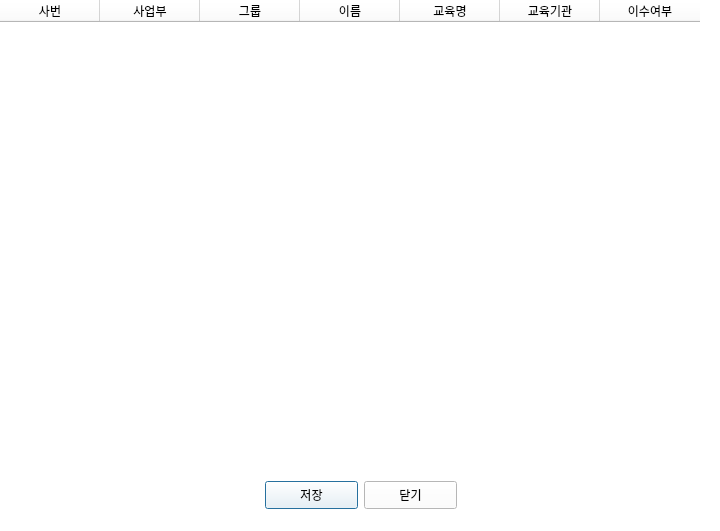
hyeona-jeong/HRIS, file add_edu.ui: the form before one commit.
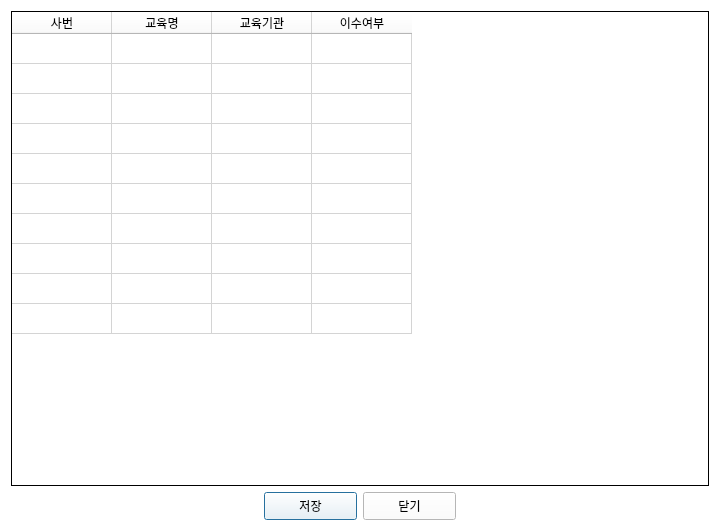
The form after the commit.

What changed in the file:
```diff
--- a/add_edu.ui
+++ b/add_edu.ui
@@ -455,20 +455,17 @@
   <property name="windowTitle">
    <string/>
   </property>
+  <layout class="QVBoxLayout" name="verticalLayout">
+   <item>
   <widget class="QTableWidget" name="addT">
-   <property name="geometry">
-    <rect>
-     <x>0</x>
-     <y>0</y>
-     <width>721</width>
-     <height>491</height>
-    </rect>
-   </property>
    <property name="frameShape">
-    <enum>QFrame::NoFrame</enum>
+      <enum>QFrame::Box</enum>
+     </property>
+     <property name="frameShadow">
+      <enum>QFrame::Plain</enum>
    </property>
    <property name="showGrid">
-    <bool>false</bool>
+      <bool>true</bool>
    </property>
    <property name="gridStyle">
     <enum>Qt::SolidLine</enum>
@@ -531,21 +528,6 @@
      <string>사번</string>
     </property>
    </column>
-   <column>
-    <property name="text">
-     <string>사업부</string>
-    </property>
-   </column>
-   <column>
-    <property name="text">
-     <string>그룹</string>
-    </property>
-   </column>
-   <column>
-    <property name="text">
-     <string>이름</string>
-    </property>
-   </column>
    <column>
     <property name="text">
      <string>교육명</string>
@@ -562,15 +544,8 @@
     </property>
    </column>
   </widget>
-  <widget class="QWidget" name="horizontalLayoutWidget">
-   <property name="geometry">
-    <rect>
-     <x>0</x>
-     <y>480</y>
-     <width>721</width>
-     <height>31</height>
-    </rect>
-   </property>
+   </item>
+   <item>
    <layout class="QHBoxLayout" name="horizontalLayout">
     <item>
      <spacer name="horizontalSpacer">
@@ -643,7 +618,8 @@
      </spacer>
     </item>
    </layout>
-  </widget>
+   </item>
+  </layout>
  </widget>
  <resources/>
  <connections/>
```
Lines whose indentation alone changed are shown as unchanged.
